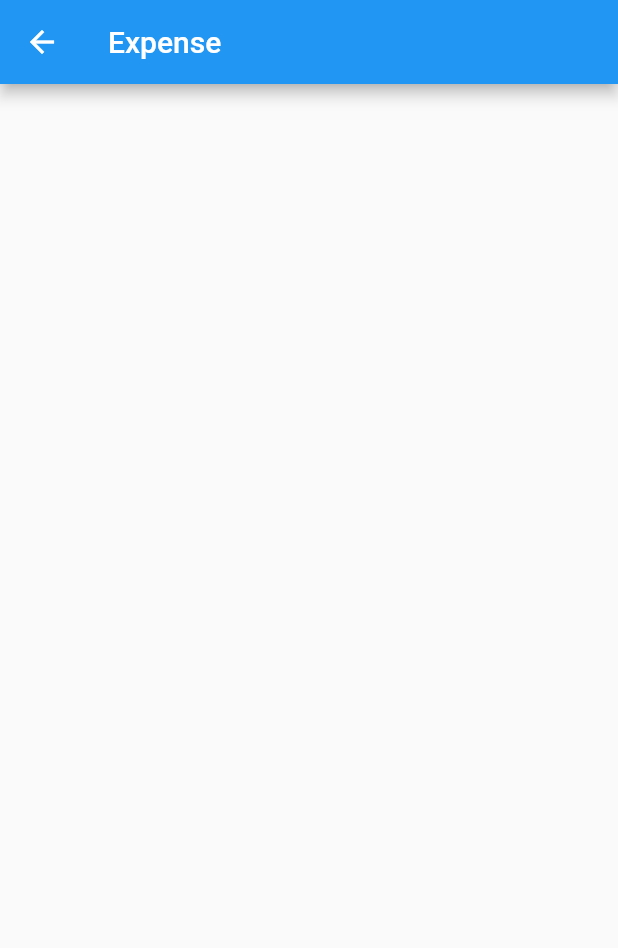
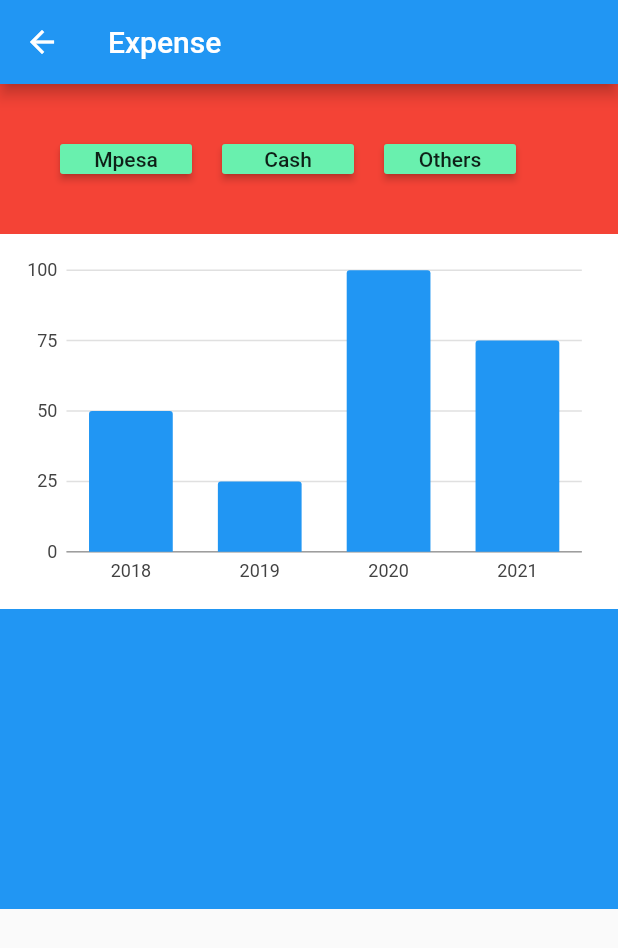
Before and after one commit to WALLETYKE/wallety, a Flutter app: the Expense screen opened by its route, on a phone screen of 412 x 824 dp. Shown: the top 948 px of the screen. Run offline on Flutter 3.47's test engine with Material 2 defaults, Android fonts, the phone set to English and light mode, and no system bars; our stand-ins replace auto_route, charts_flutter, flutter_bloc; network calls fail.

Commit message:
added a chart on teh expense page

```diff
--- a/lib/screens/Expense.dart
+++ b/lib/screens/Expense.dart
@@ -1,12 +1,68 @@
 import 'package:flutter/material.dart';
+import 'package:wallety/widgets/summarychart.dart';
 
 class Expense extends StatelessWidget {
   @override
   Widget build(BuildContext context) {
     return Scaffold(
-      appBar: AppBar(
-        title: const Text('Expense'),
-      ),
+      appBar: AppBar(title: const Text('Expense'),),
+      body: SafeArea(
+        child: Column(
+          children: [
+            Container(
+              height:100,
+              width: double.infinity,
+              color: Colors.red,
+              padding: const EdgeInsets.all(40.0),
+              child: Row(
+                children: [
+
+                    RaisedButton(
+                        onPressed: () {},
+                        color: Colors.greenAccent,
+                        child: Text('Mpesa'),
+                        ),
+
+                   SizedBox(width: 20),//this adds some space between the buttons
+
+                    RaisedButton(
+                        onPressed: () {},
+                        color: Colors.greenAccent,
+                        child: Text('Cash'),
+                        ),
+
+                    SizedBox(width: 20),//this adds some space between the buttons
+
+
+                    RaisedButton(
+                        onPressed: () {},
+                        color: Colors.greenAccent,
+                        child: Text('Others'),
+                        )
+
+
+                ],
+              ),
+            ),
+
+            Container(
+              height:250,
+              width: double.infinity,
+              color: Colors.white,
+              padding: const EdgeInsets.all(10.10),
+              child:Container(
+                child: Summarychart.withSampleData(),//import data from Summarychart
+              ),
+            ),
+
+            Container(
+              height:200,
+              width: double.infinity,
+              color: Colors.blue,
+            )
+          ],
+        )
+        ) ,
     );
   }
 }
--- a/lib/screens/Profile.dart
+++ b/lib/screens/Profile.dart
@@ -88,7 +88,7 @@ class Profile extends StatelessWidget {
               height: 15,
             ),
             Text(
-              "Saloonist || Baby Sitter"
+              "Travelling | Cooking | Reading"
               ,style: TextStyle(
                 fontSize: 18.0,
                 color:Colors.black45,
@@ -209,7 +209,7 @@ class Profile extends StatelessWidget {
                       constraints: BoxConstraints(maxWidth: 100.0,maxHeight: 40.0,),
                       alignment: Alignment.center,
                       child: Text(
-                        "Portfolio",
+                        "Challenges",
                         style: TextStyle(
                             color: Colors.white,
                             fontSize: 12.0,
--- /dev/null
+++ b/lib/widgets/Summarychart.dart
@@ -0,0 +1,56 @@
+/// Bar chart example
+import 'package:charts_flutter/flutter.dart' as charts;
+import 'package:flutter/material.dart';
+
+class Summarychart extends StatelessWidget {
+  final List<charts.Series> seriesList;
+  final bool animate;
+
+  Summarychart(this.seriesList, {this.animate});
+
+  /// Creates a [BarChart] with sample data and no transition.
+  factory Summarychart.withSampleData() {
+    return new Summarychart(
+      _createSampleData(),
+      // Disable animations for image tests.
+      animate: false,
+    );
+  }
+
+
+  @override
+  Widget build(BuildContext context) {
+    return new charts.BarChart(
+       seriesList,
+      animate: animate,
+    );
+  }
+
+  /// Create one series with sample hard coded data.
+  static List<charts.Series<OrdinalSales, String>> _createSampleData() {
+    final data = [
+      new OrdinalSales('2018', 50),
+      new OrdinalSales('2019', 25),
+      new OrdinalSales('2020', 100),
+      new OrdinalSales('2021', 75),
+    ];
+
+    return [
+      new charts.Series<OrdinalSales, String>(
+        id: 'Sales',
+        colorFn: (_, __) => charts.MaterialPalette.blue.shadeDefault,
+        domainFn: (OrdinalSales sales, _) => sales.year,
+        measureFn: (OrdinalSales sales, _) => sales.sales,
+        data: data,
+      )
+    ];
+  }
+}
+
+/// Sample ordinal data type.
+class OrdinalSales {
+  final String year;
+  final int sales;
+
+  OrdinalSales(this.year, this.sales);
+}
--- a/pubspec.yaml
+++ b/pubspec.yaml
@@ -11,6 +11,7 @@ dependencies:
     sdk: flutter
   flutter_bloc: ^6.1.1
   auto_route: ^0.6.9
+  charts_flutter: ^0.9.0
 
 dev_dependencies:
   flutter_test:
```
Also changed, not shown: pubspec.lock.
